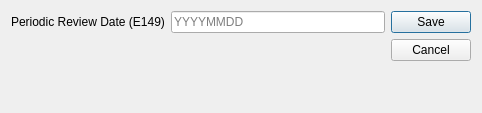
The window that ui/ui_periodic_review.ui (zstamper/AFCARS-AXE) describes before a commit, drawn with Qt 5.
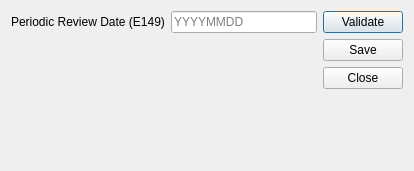
The same window after the commit.

The edit to the form file:
```diff
--- a/ui/ui_periodic_review.ui
+++ b/ui/ui_periodic_review.ui
@@ -6,8 +6,8 @@
    <rect>
     <x>0</x>
     <y>0</y>
-    <width>482</width>
-    <height>113</height>
+    <width>414</width>
+    <height>171</height>
    </rect>
   </property>
   <property name="font">
@@ -43,21 +43,49 @@
         <string>YYYYMMDD</string>
        </property>
        <property name="clearButtonEnabled">
-        <bool>true</bool>
+        <bool>false</bool>
        </property>
       </widget>
      </item>
     </layout>
    </item>
    <item>
-    <widget class="QDialogButtonBox" name="form_action">
-     <property name="orientation">
-      <enum>Qt::Vertical</enum>
-     </property>
-     <property name="standardButtons">
-      <set>QDialogButtonBox::Cancel|QDialogButtonBox::Save</set>
-     </property>
-    </widget>
+    <layout class="QVBoxLayout" name="verticalLayout">
+     <item>
+      <widget class="QPushButton" name="validate_button">
+       <property name="text">
+        <string>Validate</string>
+       </property>
+      </widget>
+     </item>
+     <item>
+      <widget class="QPushButton" name="save_button">
+       <property name="text">
+        <string>Save</string>
+       </property>
+      </widget>
+     </item>
+     <item>
+      <widget class="QPushButton" name="close_button">
+       <property name="text">
+        <string>Close</string>
+       </property>
+      </widget>
+     </item>
+     <item>
+      <spacer name="verticalSpacer">
+       <property name="orientation">
+        <enum>Qt::Vertical</enum>
+       </property>
+       <property name="sizeHint" stdset="0">
+        <size>
+         <width>20</width>
+         <height>40</height>
+        </size>
+       </property>
+      </spacer>
+     </item>
+    </layout>
    </item>
   </layout>
  </widget>
```
Left out of the diff: 35 changed lines with no effect on the pictures.
